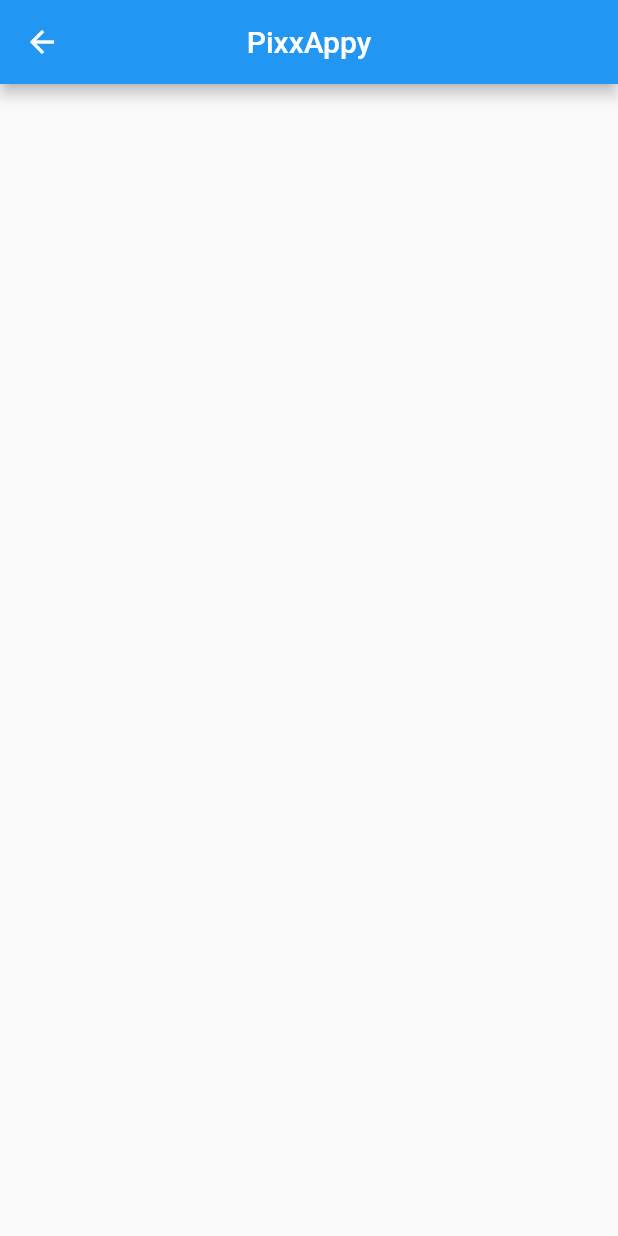
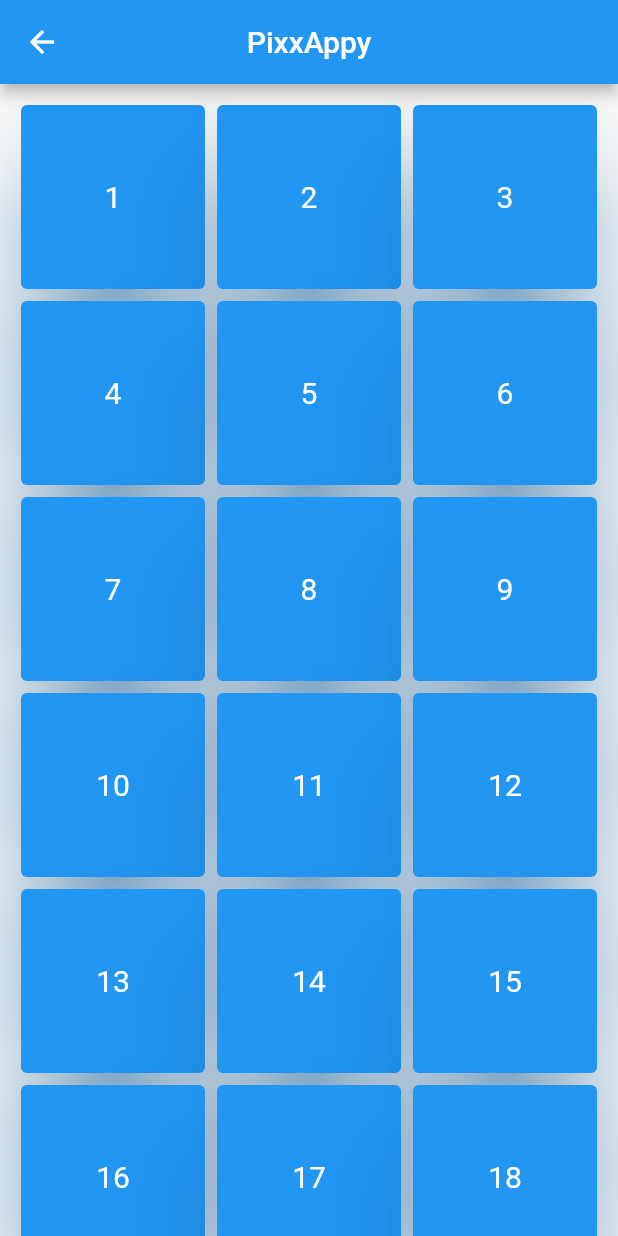
Before and after one commit to TonyoGodson/PixApp, a Flutter app: the screen it shows after launch, on a phone screen of 412 x 824 dp. Run offline on Flutter 3.47's test engine with Material 2 defaults, Android fonts, the phone set to English and light mode, and no system bars.

Commit message:
gridview added to homescreen

```diff
--- a/lib/screens/home_screen.dart
+++ b/lib/screens/home_screen.dart
@@ -8,6 +8,7 @@ class HomeScreen extends StatefulWidget {
 }
 
 class _HomeScreenState extends State<HomeScreen> {
+  List <int> dummyList = [1, 2, 3, 4, 5, 6, 7, 8, 9, 10, 11, 12, 13, 14, 15, 16, 17, 18, 19, 20, 21, 22, 23, 24, 25, 26, 27, 28, 29, 30];
   @override
   Widget build(BuildContext context) {
     return Scaffold(
@@ -24,10 +25,14 @@ class _HomeScreenState extends State<HomeScreen> {
           padding: EdgeInsets.all(10.0),
           gridDelegate: const SliverGridDelegateWithFixedCrossAxisCount(
             crossAxisCount: 3,
-            crossAxisSpacing: 10.0,
-            mainAxisSpacing: 10.0
           ),
-          children: [],
+          children: dummyList.map((e) => Card(
+            color: Colors.blue,
+            elevation: 30.0,
+            shadowColor: Colors.blue,
+            child: Center(
+                child: Text("$e", style: TextStyle(color: Colors.white, fontSize: 20.0, fontWeight: FontWeight.w400), textAlign: TextAlign.center,)),
+          )).toList(),
         ),
       ),
     );
```
